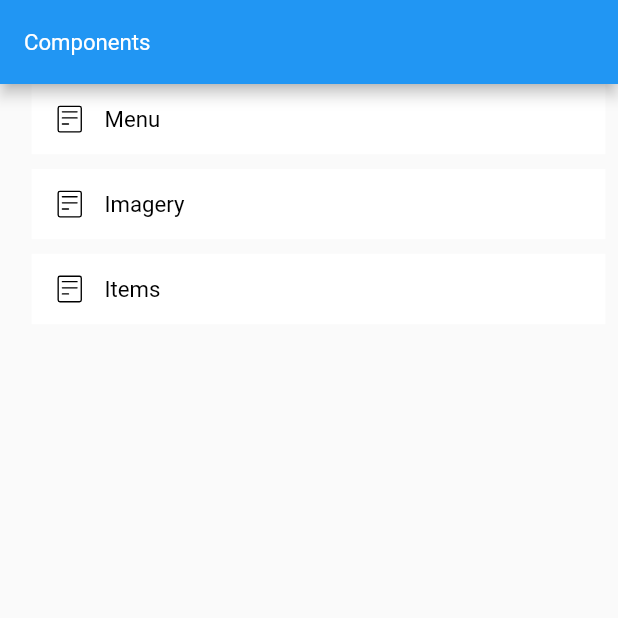
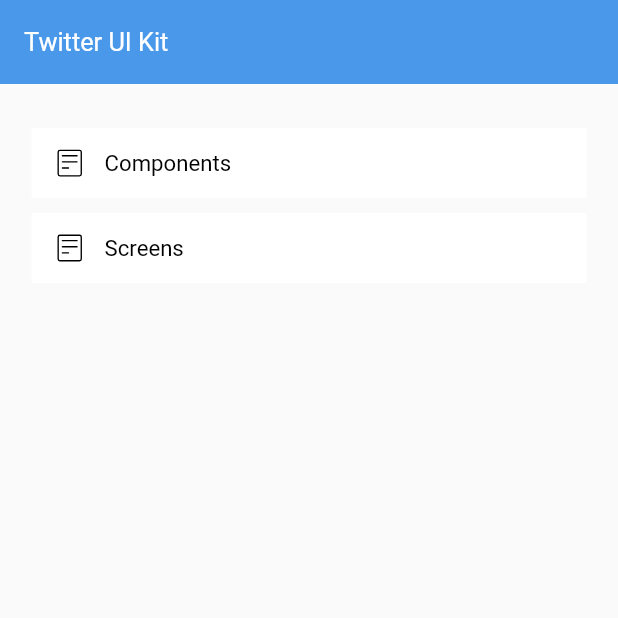
Before and after one commit to bukunmialuko/twitter_ui_kit, a Flutter app: the screen it shows after launch, on a phone screen of 412 x 824 dp, the top half of it. Run offline on Flutter 3.47's test engine with Material 2 defaults, Android fonts, the light colour scheme and no system bars; our stand-ins replace flutter_screenutil, flutter_svg, get_it.

Commit message:
Improved project structure

```diff
--- a/lib/main.dart
+++ b/lib/main.dart
@@ -1,7 +1,6 @@
 import 'package:flutter/material.dart';
 import 'package:flutter_screenutil/flutter_screenutil.dart';
 import 'package:get_it/get_it.dart';
-import 'package:twitter_ui_kit/src/components/root.dart';
 import 'package:twitter_ui_kit/src/di/service_locator.dart';
 import 'package:twitter_ui_kit/src/navigation/routes.dart';
 import 'package:twitter_ui_kit/src/routes/routes.dart';
@@ -27,7 +26,6 @@
         navigatorKey: GetIt.I.get<NavigationService>().navigatorKey,
         initialRoute: MobileRoutes.root,
         onGenerateRoute: routes,
-        home: const ComponentRootWidget(),
       ),
     );
   }
--- a/lib/src/navigation/routes.dart
+++ b/lib/src/navigation/routes.dart
@@ -1,9 +1,13 @@
 // ignore_for_file: prefer_function_declarations_over_variables
 
 import 'package:flutter/material.dart';
+import 'package:twitter_ui_kit/src/components/buttons/root.dart';
 import 'package:twitter_ui_kit/src/components/imagery/root.dart';
+import 'package:twitter_ui_kit/src/components/input/root.dart';
+import 'package:twitter_ui_kit/src/components/navigation/root.dart';
+import 'package:twitter_ui_kit/src/components/root.dart';
+import 'package:twitter_ui_kit/src/root/root.dart';
 
-import '../../main.dart';
 import '../components/items/root.dart';
 import '../components/menu/root.dart';
 import '../routes/routes.dart';
@@ -13,7 +17,15 @@
   switch (settings.name) {
     case MobileRoutes.root:
       return FadeRoute(
-        page: const MyApp(),
+        page: const AppRootWidget(),
+      );
+
+    /// Screens
+
+    /// Components
+    case MobileRoutes.components:
+      return FadeRoute(
+        page: const ComponentRootWidget(),
       );
 
     case MobileRoutes.menuRoot:
@@ -30,5 +42,19 @@
       return FadeRoute(
         page: const ItemsRootWidget(),
       );
+    case MobileRoutes.buttonsRoot:
+      return FadeRoute(
+        page: const ButtonsRootWidget(),
+      );
+
+    case MobileRoutes.inputRoot:
+      return FadeRoute(
+        page: const InputRootWidget(),
+      );
+
+    case MobileRoutes.navigationRoot:
+      return FadeRoute(
+        page: const NavigationRootWidget(),
+      );
   }
 };
--- /dev/null
+++ b/lib/src/root/root.dart
@@ -0,0 +1,58 @@
+import 'package:flutter/material.dart';
+import 'package:flutter_screenutil/flutter_screenutil.dart';
+import 'package:get_it/get_it.dart';
+import 'package:twitter_ui_kit/src/navigation/navigation_service.dart';
+import 'package:twitter_ui_kit/src/res/colors.dart';
+
+import '../components/items/widgets/nav_item_widget.dart';
+import '../routes/routes.dart';
+
+class AppRootWidget extends StatelessWidget {
+  const AppRootWidget({Key? key}) : super(key: key);
+
+  @override
+  Widget build(BuildContext context) {
+    return Scaffold(
+      appBar: AppBar(
+        title: Text(
+          'Twitter UI Kit',
+          style: TextStyle(
+            fontSize: 16.sp,
+            color: Colors.white,
+            fontStyle: FontStyle.normal,
+            fontWeight: FontWeight.w400,
+          ),
+        ),
+        elevation: 0,
+        backgroundColor: AppColors.twitterBlue100,
+      ),
+      body: SingleChildScrollView(
+        padding: EdgeInsets.only(left: 20.w, right: 20.w),
+        child: Column(
+          children: [
+            SizedBox(height: 30.h),
+            NavItemWidget(
+              onClick: () {
+                GetIt.I.get<NavigationService>().to(
+                      routeName: MobileRoutes.components,
+                    );
+              },
+              title: 'Components',
+              iconUri: 'assets/svg/list.svg',
+            ),
+            SizedBox(height: 10.h),
+            NavItemWidget(
+              onClick: () {
+                GetIt.I.get<NavigationService>().to(
+                      routeName: MobileRoutes.imageryRoot,
+                    );
+              },
+              title: 'Screens',
+              iconUri: 'assets/svg/list.svg',
+            ),
+          ],
+        ),
+      ),
+    );
+  }
+}
--- a/lib/src/routes/routes.dart
+++ b/lib/src/routes/routes.dart
@@ -1,6 +1,17 @@
 class MobileRoutes {
   static const root = '/';
-  static const menuRoot = '/menuRoot';
-  static const imageryRoot = '/imageryRoot';
-  static const itemsRoot = '/itemsRoot';
+
+  static const appRootWidget = '/';
+
+  static const home = '/screens/home';
+
+  /// Components
+
+  static const components = '/components/';
+  static const menuRoot = '/components/menuRoot';
+  static const imageryRoot = '/components/imageryRoot';
+  static const itemsRoot = '/components/itemsRoot';
+  static const buttonsRoot = '/components/buttonsRoot';
+  static const inputRoot = '/components/inputRoot';
+  static const navigationRoot = '/components/navigationRoot';
 }
```
Also changed, not shown: lib/src/components/buttons/root.dart (added, +27 -0 lines), lib/src/components/input/root.dart (added, +27 -0 lines), lib/src/components/navigation/root.dart (added, +27 -0 lines), lib/src/components/root.dart (+35 -1 lines), lib/src/screens/root/temp.dart (deleted).
